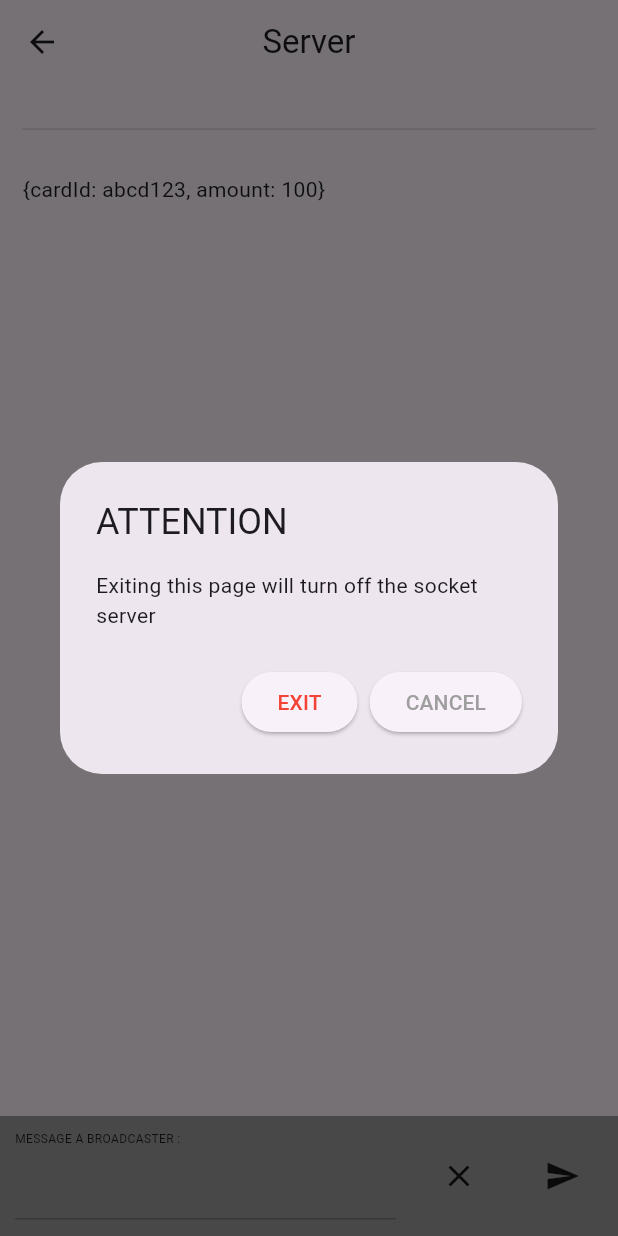
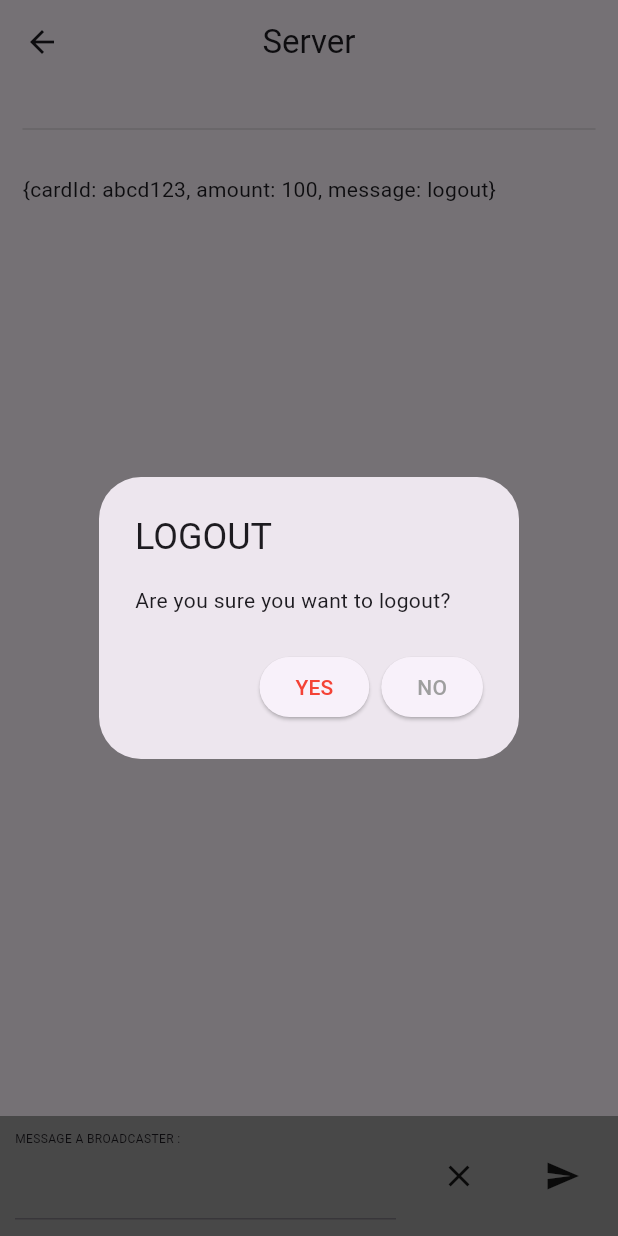
Before and after one commit to Wiyammmm/socketmobile, a Flutter app: the ServerPage screen opened directly, after a tap on the "send" icon, after a tap on the "arrow back" icon, on a phone screen of 412 x 824 dp. Run offline on Flutter 3.47's test engine with Material 3 defaults, Android fonts, the phone set to English and light mode, and no system bars; our stand-ins replace connectivity; missing offline and left inert: nfc_manager.

Commit message:
third commit

```diff
--- a/lib/class/client.dart
+++ b/lib/class/client.dart
@@ -28,6 +28,7 @@ class Client {
         onDone: disconnect,
         cancelOnError: false,
       );
+
       connected = true;
     } on Exception catch (exception) {
       onData(Uint8List.fromList("Error : $exception".codeUnits));
@@ -36,7 +37,9 @@ class Client {
 
   write(Map<String, dynamic> message) {
     //Connect standard in to the socket
+
     this.onData(Uint8List.fromList('$message'.codeUnits));
+
     socket.write(message);
   }
 
--- a/lib/class/server.dart
+++ b/lib/class/server.dart
@@ -38,6 +38,7 @@ class Server {
 
   broadCast(Map<String, dynamic> message) {
     this.onData(Uint8List.fromList('$message'.codeUnits));
+
     for (Socket socket in sockets) {
       socket.write(message);
     }
--- a/lib/serverpage.dart
+++ b/lib/serverpage.dart
@@ -73,21 +73,22 @@ class _ServerPageState extends State<ServerPage> {
       context: context,
       builder: (context) {
         return AlertDialog(
-          title: Text("ATTENTION"),
-          content: Text("Exiting this page will turn off the socket server"),
+          title: Text("LOGOUT"),
+          content: Text("Are you sure you want to logout?"),
           actions: <Widget>[
             ElevatedButton(
               onPressed: () {
-                Navigator.of(context).pop();
-                Navigator.of(context).pop();
+                server!.broadCast(
+                    {"cardId": "abcd123", "amount": 100, "message": "logout"});
+                controller.text = "";
               },
-              child: Text("EXIT", style: TextStyle(color: Colors.red)),
+              child: Text("YES", style: TextStyle(color: Colors.red)),
             ),
             ElevatedButton(
               onPressed: () {
                 Navigator.of(context).pop();
               },
-              child: Text("CANCEL", style: TextStyle(color: Colors.grey)),
+              child: Text("NO", style: TextStyle(color: Colors.grey)),
             )
           ],
         );
@@ -218,7 +219,11 @@ class _ServerPageState extends State<ServerPage> {
                 ),
                 MaterialButton(
                   onPressed: () {
-                    server!.broadCast({"cardId": "abcd123", "amount": 100});
+                    server!.broadCast({
+                      "cardId": "abcd123",
+                      "amount": 100,
+                      "message": "logout"
+                    });
                     controller.text = "";
                   },
                   minWidth: 30,
```
Also changed, not shown: lib/clientpage.dart (+36 -0 lines).
